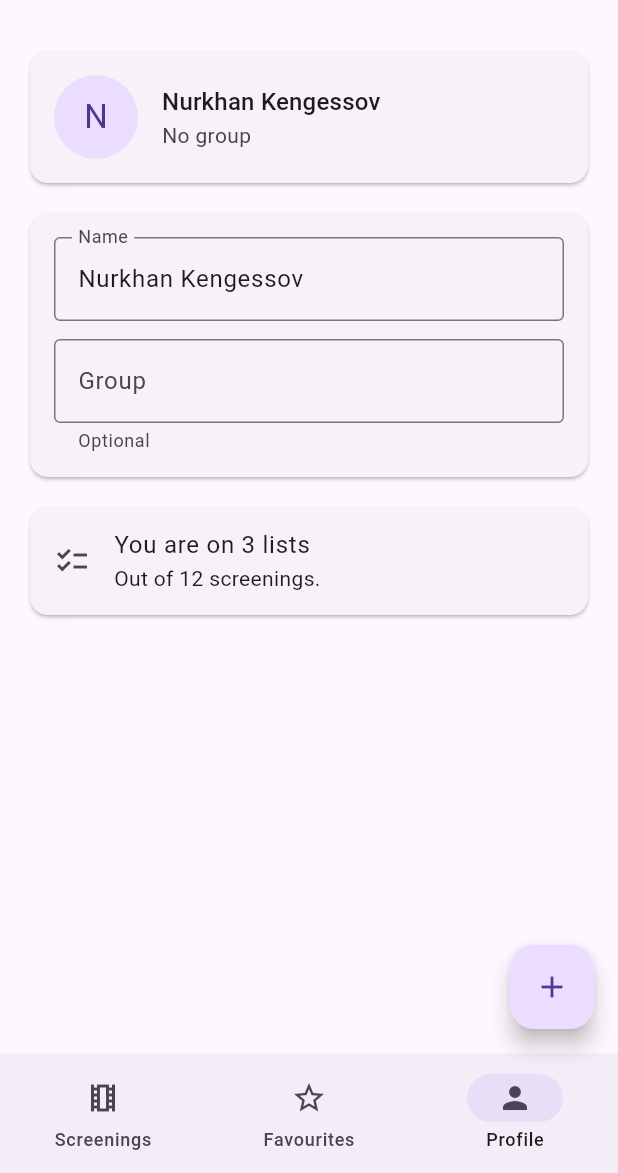
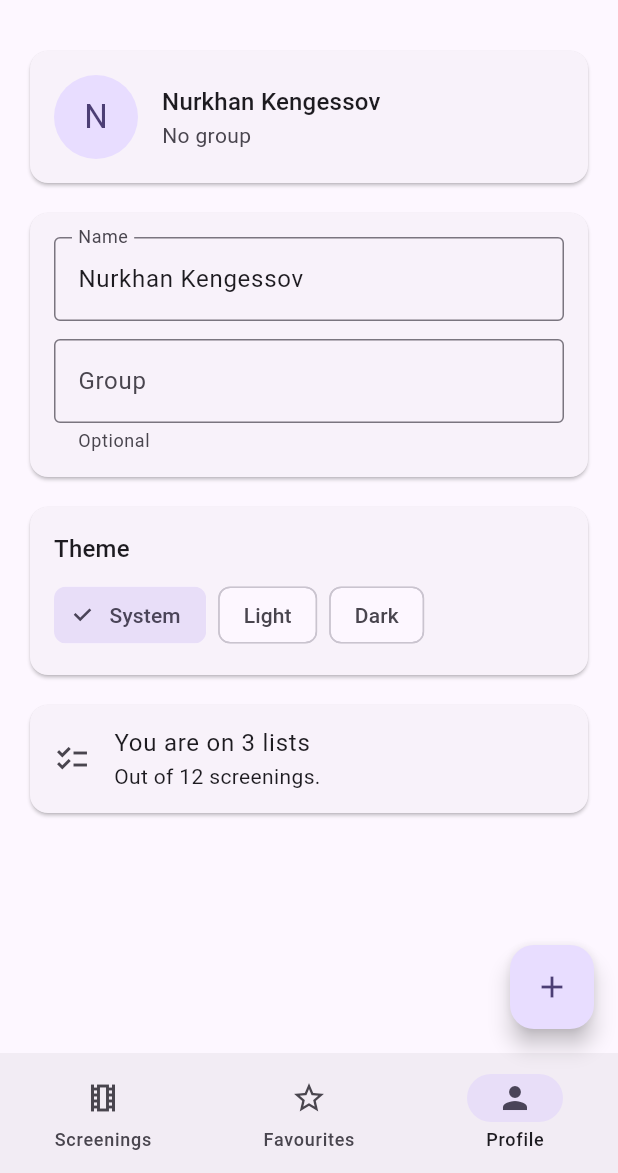
Before and after one commit to Kengessov/flutter-2026-kengessov, a Flutter app: the screen it shows after launch, item 3 of the bottom bar chosen, on a phone screen of 412 x 824 dp, the part 63-1236 px from its top. Run offline on Flutter 3.47's test engine with Material 3 defaults, Android fonts, the phone set to English and light mode, and no system bars.

Commit message:
Drive the theme from a seed and three profile chips (R22, R11)
ColorScheme.fromSeed needs a seed and R22 forbids typing a color, so the
seed is borrowed from the palette the framework itself ships with rather
than invented here.

The mode is handed down as a ValueNotifier, not a plain value: a route
captures its builder arguments once when it is pushed, so a value passed
through MaterialApp.routes stays frozen in the profile tab even though
MaterialApp itself re-themes. On the emulator that showed up as the whole
app going light while the System chip kept its checkmark.

```diff
--- a/lib/main.dart
+++ b/lib/main.dart
@@ -4,16 +4,52 @@ import 'routes.dart';
 
 void main() => runApp(const CinemaApp());
 
-class CinemaApp extends StatelessWidget {
+class CinemaApp extends StatefulWidget {
   const CinemaApp({super.key});
 
   @override
+  State<CinemaApp> createState() => _CinemaAppState();
+}
+
+class _CinemaAppState extends State<CinemaApp> {
+  /// R22 asks for a seed and forbids a literal color in the same breath, and
+  /// `fromSeed` will not run without one. This is the one color the app does
+  /// not invent: it is the primary of the palette the framework itself ships
+  /// with, so the seed stays a role rather than a number typed into the source.
+  static final Color _seed = ColorScheme.light().primary;
+
+  // R11: the mode lives above MaterialApp because MaterialApp is the widget
+  // that has to rebuild when it changes. It is a listenable rather than a
+  // plain value because a route captures its arguments once, when it is
+  // pushed: a value handed through `routes` would stay frozen in the profile
+  // tab, while the notifier it was given keeps reporting the truth.
+  final ValueNotifier<ThemeMode> _themeMode = ValueNotifier(ThemeMode.system);
+
+  @override
+  void dispose() {
+    _themeMode.dispose();
+    super.dispose();
+  }
+
+  ThemeData _theme(Brightness brightness) => ThemeData(
+    colorScheme: ColorScheme.fromSeed(seedColor: _seed, brightness: brightness),
+  );
+
+  @override
   Widget build(BuildContext context) {
-    return MaterialApp(
-      title: 'KBTU Cinema Club',
-      routes: Routes.appRoutes,
-      onGenerateRoute: Routes.onGenerateRoute,
-      onUnknownRoute: Routes.onUnknownRoute,
+    // No setState anywhere: writing the notifier is the whole signal, and this
+    // widget builds MaterialApp again with the new mode inside it.
+    return ValueListenableBuilder<ThemeMode>(
+      valueListenable: _themeMode,
+      builder: (context, mode, _) => MaterialApp(
+        title: 'KBTU Cinema Club',
+        theme: _theme(Brightness.light),
+        darkTheme: _theme(Brightness.dark),
+        themeMode: mode,
+        routes: Routes.appRoutes(_themeMode),
+        onGenerateRoute: Routes.onGenerateRoute,
+        onUnknownRoute: Routes.onUnknownRoute,
+      ),
     );
   }
 }
--- a/lib/routes.dart
+++ b/lib/routes.dart
@@ -12,9 +12,11 @@ class Routes {
   static const String detail = '/detail';
   static const String form = '/form';
 
-  static final Map<String, WidgetBuilder> appRoutes = <String, WidgetBuilder>{
-    home: (context) => const HomeShell(),
-  };
+  /// The home route is built here like every other one, so the theme mode is
+  /// handed down from the app rather than read from somewhere global (R11).
+  static Map<String, WidgetBuilder> appRoutes(
+    ValueNotifier<ThemeMode> themeMode,
+  ) => {home: (context) => HomeShell(themeMode: themeMode)};
 
   static Route<Object?> onGenerateRoute(RouteSettings settings) {
     final arguments = settings.arguments;
--- a/lib/screens/home_shell.dart
+++ b/lib/screens/home_shell.dart
@@ -11,7 +11,11 @@ import '../tabs/screenings_tab.dart';
 import 'detail_screen.dart';
 
 class HomeShell extends StatefulWidget {
-  const HomeShell({super.key});
+  const HomeShell({super.key, required this.themeMode});
+
+  /// R11: the mode belongs to the app above MaterialApp; the shell only passes
+  /// it on to the profile tab and never reads or writes it itself.
+  final ValueNotifier<ThemeMode> themeMode;
 
   @override
   State<HomeShell> createState() => _HomeShellState();
@@ -208,6 +212,7 @@ class _HomeShellState extends State<HomeShell> {
             profile: _profile,
             screenings: _screenings,
             onSave: _saveProfile,
+            themeMode: widget.themeMode,
           ),
         ],
       ),
--- a/lib/tabs/profile_tab.dart
+++ b/lib/tabs/profile_tab.dart
@@ -9,17 +9,31 @@ class ProfileTab extends StatefulWidget {
     required this.profile,
     required this.screenings,
     required this.onSave,
+    required this.themeMode,
   });
 
   final Profile profile;
   final List<Screening> screenings;
   final ValueChanged<Profile> onSave;
 
+  /// R22: the chips read and write the one mode the app above MaterialApp owns;
+  /// this tab never keeps a copy of it. It is a listenable because a route
+  /// freezes the arguments it was built with, so a plain value would keep
+  /// showing the mode the app had when home was pushed.
+  final ValueNotifier<ThemeMode> themeMode;
+
   @override
   State<ProfileTab> createState() => _ProfileTabState();
 }
 
 class _ProfileTabState extends State<ProfileTab> {
+  /// R22: three chips, one per mode, and nothing else decides the theme.
+  static const List<(ThemeMode, String)> _modes = [
+    (ThemeMode.system, 'System'),
+    (ThemeMode.light, 'Light'),
+    (ThemeMode.dark, 'Dark'),
+  ];
+
   /// A group code is a programme, a speciality, an intake and a stream, like
   /// `BSc-CS-24-1`.
   static final RegExp _groupCode = RegExp(
@@ -166,6 +180,39 @@ class _ProfileTabState extends State<ProfileTab> {
     ),
   );
 
+  Widget _theme(BuildContext context) {
+    final theme = Theme.of(context);
+    return Card(
+      child: Padding(
+        padding: const EdgeInsets.all(16),
+        child: Column(
+          crossAxisAlignment: CrossAxisAlignment.start,
+          children: [
+            Text('Theme', style: theme.textTheme.titleMedium),
+            const SizedBox(height: 8),
+            // Listening instead of reading a field: the tap below changes the
+            // notifier, and this builder is the only thing in the tab that is
+            // told about it.
+            ValueListenableBuilder<ThemeMode>(
+              valueListenable: widget.themeMode,
+              builder: (context, mode, _) => Wrap(
+                spacing: 8,
+                children: [
+                  for (final (option, label) in _modes)
+                    ChoiceChip(
+                      label: Text(label),
+                      selected: mode == option,
+                      onSelected: (_) => widget.themeMode.value = option,
+                    ),
+                ],
+              ),
+            ),
+          ],
+        ),
+      ),
+    );
+  }
+
   Widget _lists(BuildContext context, List<Screening> screenings) {
     final theme = Theme.of(context);
     // R38: counted from the list on every build, so booking or deleting a
@@ -196,6 +243,8 @@ class _ProfileTabState extends State<ProfileTab> {
         const SizedBox(height: 12),
         _fields(),
         const SizedBox(height: 12),
+        _theme(context),
+        const SizedBox(height: 12),
         _lists(context, widget.screenings),
       ],
     );
```
